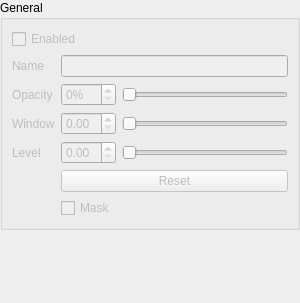
The window that src/LayerWidget.ui (ManiVaultStudio/ImageViewerPlugin) describes before a commit, drawn with Qt 5.
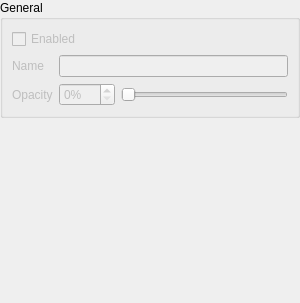
The same window after the commit. Custom widgets are drawn as their Qt base class.

Commit message: Relocated the window level UI

The edit to the form file:
```diff
--- a/src/LayerWidget.ui
+++ b/src/LayerWidget.ui
@@ -145,126 +145,6 @@
         <property name="topMargin">
          <number>0</number>
         </property>
-        <item row="1" column="0">
-         <widget class="QLabel" name="layerNameLabel">
-          <property name="enabled">
-           <bool>false</bool>
-          </property>
-          <property name="text">
-           <string>Name</string>
-          </property>
-         </widget>
-        </item>
-        <item row="4" column="1">
-         <layout class="QHBoxLayout" name="layerLevelHorizontalLayout">
-          <item>
-           <widget class="QDoubleSpinBox" name="layerLevelDoubleSpinBox">
-            <property name="enabled">
-             <bool>false</bool>
-            </property>
-            <property name="sizePolicy">
-             <sizepolicy hsizetype="Minimum" vsizetype="Fixed">
-              <horstretch>1</horstretch>
-              <verstretch>0</verstretch>
-             </sizepolicy>
-            </property>
-            <property name="minimumSize">
-             <size>
-              <width>55</width>
-              <height>0</height>
-             </size>
-            </property>
-            <property name="maximum">
-             <double>1.000000000000000</double>
-            </property>
-            <property name="singleStep">
-             <double>0.100000000000000</double>
-            </property>
-           </widget>
-          </item>
-          <item>
-           <widget class="QSlider" name="layerLevelHorizontalSlider">
-            <property name="enabled">
-             <bool>false</bool>
-            </property>
-            <property name="sizePolicy">
-             <sizepolicy hsizetype="MinimumExpanding" vsizetype="Fixed">
-              <horstretch>3</horstretch>
-              <verstretch>0</verstretch>
-             </sizepolicy>
-            </property>
-            <property name="orientation">
-             <enum>Qt::Horizontal</enum>
-            </property>
-           </widget>
-          </item>
-         </layout>
-        </item>
-        <item row="4" column="0">
-         <widget class="QLabel" name="layerLevelLabel">
-          <property name="enabled">
-           <bool>false</bool>
-          </property>
-          <property name="text">
-           <string>Level</string>
-          </property>
-         </widget>
-        </item>
-        <item row="3" column="0">
-         <widget class="QLabel" name="layerWindowLabel">
-          <property name="enabled">
-           <bool>false</bool>
-          </property>
-          <property name="text">
-           <string>Window</string>
-          </property>
-         </widget>
-        </item>
-        <item row="3" column="1">
-         <layout class="QHBoxLayout" name="layerWindowHorizontalLayout">
-          <item>
-           <widget class="QDoubleSpinBox" name="layerWindowDoubleSpinBox">
-            <property name="enabled">
-             <bool>false</bool>
-            </property>
-            <property name="sizePolicy">
-             <sizepolicy hsizetype="Minimum" vsizetype="Fixed">
-              <horstretch>1</horstretch>
-              <verstretch>0</verstretch>
-             </sizepolicy>
-            </property>
-            <property name="minimumSize">
-             <size>
-              <width>55</width>
-              <height>0</height>
-             </size>
-            </property>
-            <property name="maximum">
-             <double>1.000000000000000</double>
-            </property>
-            <property name="singleStep">
-             <double>0.100000000000000</double>
-            </property>
-           </widget>
-          </item>
-          <item>
-           <widget class="QSlider" name="layerWindowHorizontalSlider">
-            <property name="enabled">
-             <bool>false</bool>
-            </property>
-            <property name="sizePolicy">
-             <sizepolicy hsizetype="MinimumExpanding" vsizetype="Fixed">
-              <horstretch>3</horstretch>
-              <verstretch>0</verstretch>
-             </sizepolicy>
-            </property>
-            <property name="orientation">
-             <enum>Qt::Horizontal</enum>
-            </property>
-           </widget>
-          </item>
-         </layout>
-        </item>
         <item row="0" column="0" colspan="2">
          <widget class="QCheckBox" name="layerEnabledCheckBox">
           <property name="enabled">
@@ -298,16 +178,6 @@
           </property>
          </widget>
         </item>
-        <item row="6" column="1">
-         <widget class="QCheckBox" name="maskCheckBox">
-          <property name="enabled">
-           <bool>false</bool>
-          </property>
-          <property name="text">
-           <string>Mask</string>
-          </property>
-         </widget>
-        </item>
         <item row="2" column="1">
          <layout class="QHBoxLayout" name="layerOpacityHorizontalLayout">
           <property name="leftMargin">
@@ -362,13 +232,13 @@
           </item>
          </layout>
         </item>
-        <item row="5" column="1">
-         <widget class="QPushButton" name="resetWindowLevelPushButton">
+        <item row="1" column="0">
+         <widget class="QLabel" name="layerNameLabel">
           <property name="enabled">
            <bool>false</bool>
           </property>
           <property name="text">
-           <string>Reset</string>
+           <string>Name</string>
           </property>
          </widget>
         </item>
```
The commit also changes 27 other files.
